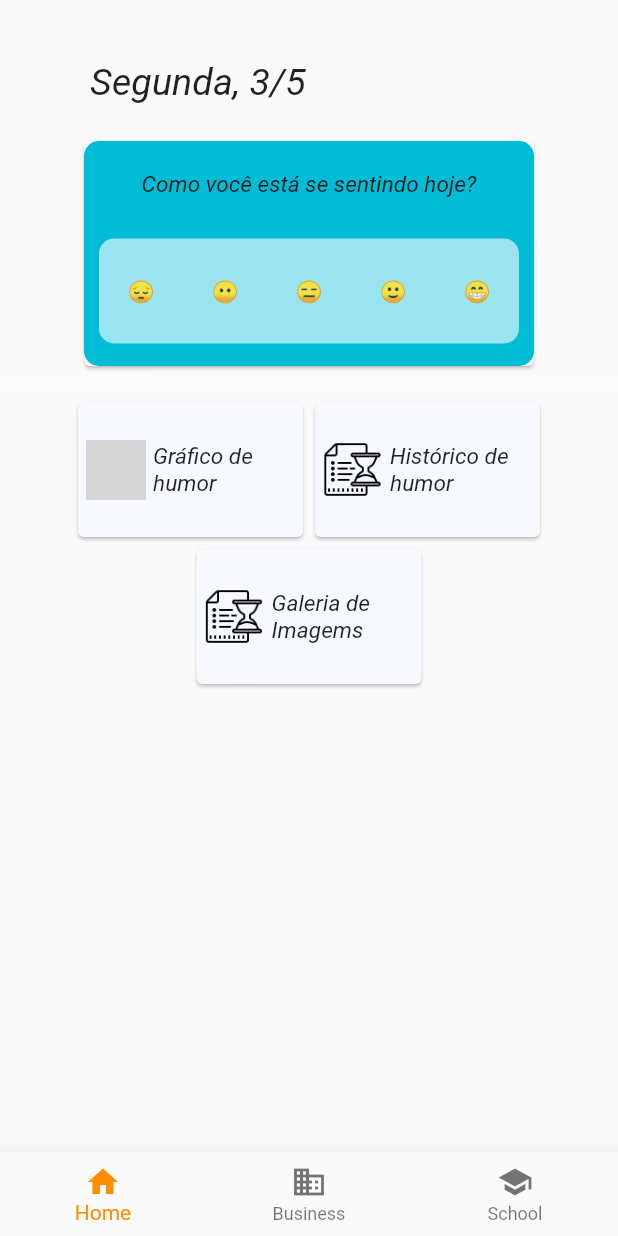
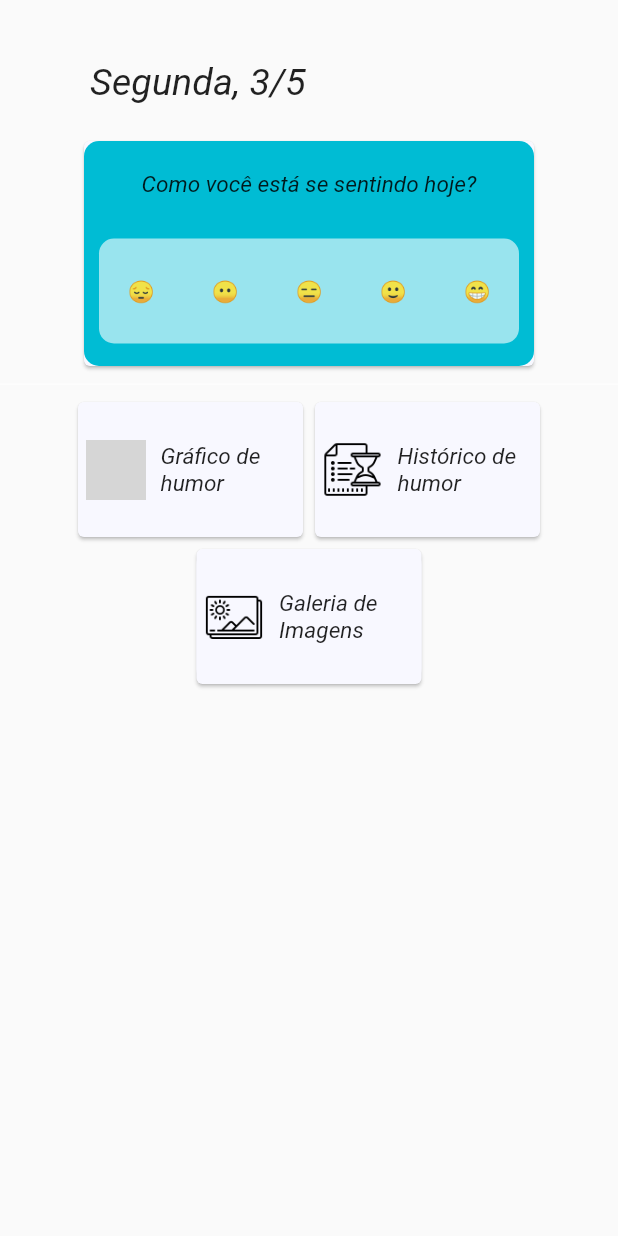
Before and after one commit to themaripool/INF1300-Trabalho, a Flutter app: the screen it shows after launch, on a phone screen of 412 x 824 dp. Run offline on Flutter 3.47's test engine with Material 2 defaults, Android fonts, the phone set to English and light mode, and no system bars; drawn by our look-alikes of auto_size_text; our stand-ins replace splashscreen; missing offline and left inert: fcharts; Roboto replaces fonts that are missing (OpenSans); grey boxes are pictures that could not be loaded.

Commit message:
[CHANGE] Mudanca no icone da galeria de imagens e cor da navBar da galeria de imagens

```diff
--- a/inf1300_relax/lib/imagesPage.dart
+++ b/inf1300_relax/lib/imagesPage.dart
@@ -66,7 +66,10 @@ class _ImagesPageState extends State<ImagesPage> {
   Widget build(BuildContext context) {
     return Scaffold(
       appBar: AppBar(
-        title: const Text('Relax'),
+        title: const Text('Galeria de imagens'),
+        elevation: 0.0,
+        backgroundColor: const Color(0xFFFFFFFF).withOpacity(0.5),
+        iconTheme: IconThemeData(color: Colors.black),
         actions:<Widget>[
           IconButton(
             icon: Icon(Icons.refresh),
--- a/inf1300_relax/lib/initial_view.dart
+++ b/inf1300_relax/lib/initial_view.dart
@@ -176,7 +176,7 @@ class _MainPageState extends State<MainPage> {
                             Image.asset("assets/iconeGrafico.png",width: 40,height: 40,fit: BoxFit.fill,),
 
                             Container(
-                              width: 5,
+                              width: 10,
                               color: Colors.transparent,
                             ),
 
@@ -225,7 +225,7 @@ class _MainPageState extends State<MainPage> {
                             Image.asset("assets/iconeHistorico.png", width: 40,height: 40,fit: BoxFit.fill,),
 
                             Container(
-                              width: 5,
+                              width: 10,
                               color: Colors.transparent,
                             ),
 
@@ -280,16 +280,16 @@ class _MainPageState extends State<MainPage> {
                                 color: Colors.transparent,
                               ),
 
-                              Image.asset("assets/iconeHistorico.png", width: 40,height: 40,fit: BoxFit.fill,),
+                              Image.asset("assets/iconeGaleria.png", width: 40,height: 40,fit: BoxFit.fill,),
 
                               Container(
-                                width: 5,
+                                width: 10,
                                 color: Colors.transparent,
                               ),
 
                               Expanded(child:
                                 AutoSizeText(
-                                  'Galeria de Imagems',
+                                  'Galeria de Imagens',
                                   style: TextStyle(fontFamily: 'OpenSans',fontStyle: FontStyle.italic, fontSize: 15),
                                   maxLines: 2,
                                   overflow: TextOverflow.ellipsis,
@@ -311,25 +311,27 @@ class _MainPageState extends State<MainPage> {
       ),
 
 
-      bottomNavigationBar: BottomNavigationBar(
-        items: const <BottomNavigationBarItem>[
-          BottomNavigationBarItem(
-            icon: Icon(Icons.home),
-            title: Text('Home'),
-          ),
-          BottomNavigationBarItem(
-            icon: Icon(Icons.business),
-            title: Text('Business'),
-          ),
-          BottomNavigationBarItem(
-            icon: Icon(Icons.school),
-            title: Text('School'),
-          ),
-        ],
-        currentIndex: _selectedIndex,
-        selectedItemColor: Colors.amber[800],
-        onTap: _onItemTapped,
-      ),
+      // bottomNavigationBar: BottomNavigationBar(
+      //   items: const <BottomNavigationBarItem>[
+      //     BottomNavigationBarItem(
+      //       icon: Icon(Icons.home),
+      //       title: Text('Home'),
+      //     ),
+      //     BottomNavigationBarItem(
+      //       icon: Icon(Icons.business),
+      //       title: Text('Business'),
+      //     ),
+      //     BottomNavigationBarItem(
+      //       icon: Icon(Icons.school),
+      //       title: Text('School'),
+      //     ),
+      //   ],
+      //   currentIndex: _selectedIndex,
+      //   selectedItemColor: Colors.amber[800],
+      //   onTap: _onItemTapped,
+      // ),
+
+
     );
   }
 }
--- a/inf1300_relax/lib/secondPage.dart
+++ b/inf1300_relax/lib/secondPage.dart
@@ -31,7 +31,7 @@ class _SecongPageState extends State<SecongPage> {
   Widget build(BuildContext context) {
     return Scaffold(
       appBar: AppBar(
-         elevation: 0.0,
+        elevation: 0.0,
         backgroundColor: const Color(0xFFFFFFFF).withOpacity(0.5),
         iconTheme: IconThemeData(color: Colors.black),
       ),
```
Also changed, not shown: inf1300_relax/assets/iconeGaleria.png (added).
